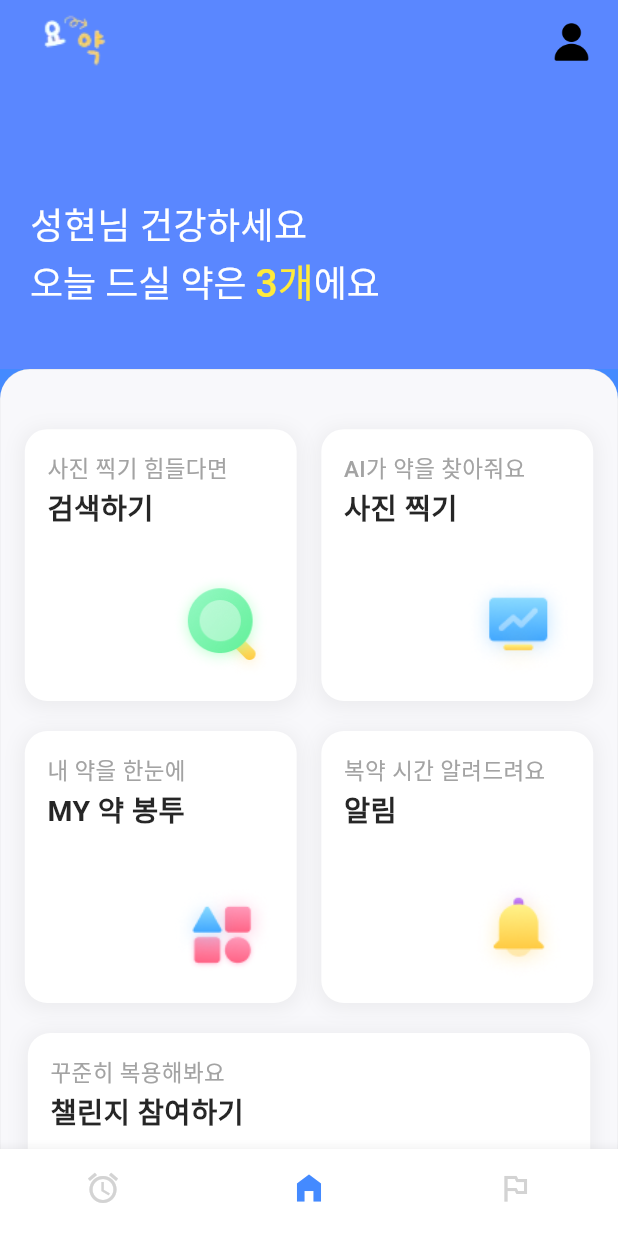
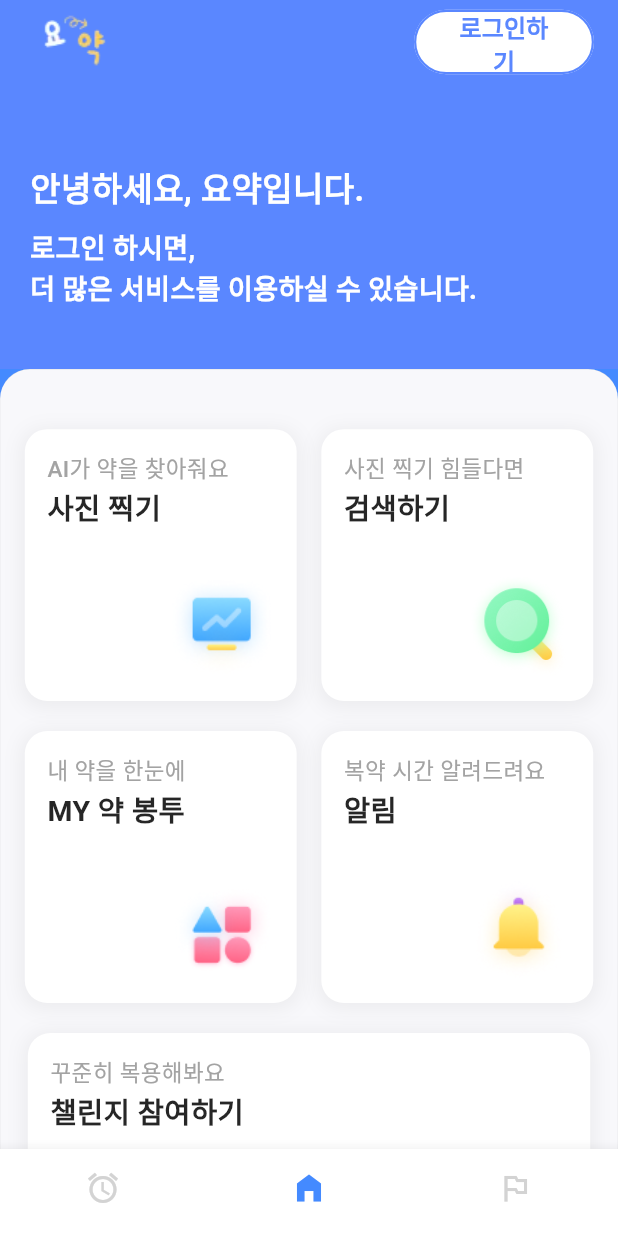
Before and after one commit to iihye/Yoyak, a Flutter app: the screen it shows after launch, on a phone screen of 412 x 824 dp. Run offline on Flutter 3.47's test engine with Material 3 defaults, Android fonts, the phone set to English and light mode, and no system bars; our stand-ins replace dio, firebase_core, firebase_messaging, flutter_secure_storage, image_picker, lottie and 2 more; missing offline and left inert: kakao_flutter_sdk_user, simple_progress_indicators; accounts and stored records are empty; network calls fail; Roboto replaces fonts that are missing (Pretendard).

Commit message:
[fix] 24.03.31 main style 및 route 연결
Change-Id: If989c6bde015d114c979c0c305e49e6c20b5c69b

```diff
--- a/frontend/yoyak/lib/apis/url.dart
+++ b/frontend/yoyak/lib/apis/url.dart
@@ -1,5 +1,3 @@
-import 'package:flutter_dotenv/flutter_dotenv.dart';
-
 class API {
-  static String yoyakUrl = dotenv.get('Yoyak_URL');
+  static String yoyakUrl = 'https://j10b102.p.ssafy.io/api';
 }
--- a/frontend/yoyak/lib/components/main_appbar.dart
+++ b/frontend/yoyak/lib/components/main_appbar.dart
@@ -1,5 +1,11 @@
 import 'package:flutter/material.dart';
+import 'package:provider/provider.dart';
+import 'package:yoyak/components/base_button.dart';
+import 'package:yoyak/models/alarm/alarm_models.dart';
+import 'package:yoyak/models/user/account_models.dart';
+import 'package:yoyak/screen/Login/kakao_login_screen.dart';
 import 'package:yoyak/screen/Mypage/mypage_screen.dart';
+import 'package:yoyak/store/login_store.dart';
 
 class MainAppBar extends StatelessWidget implements PreferredSizeWidget {
   const MainAppBar({super.key, this.color});
@@ -10,6 +16,8 @@ class MainAppBar extends StatelessWidget implements PreferredSizeWidget {
 
   @override
   Widget build(BuildContext context) {
+    List<AccountModel> account = context.watch<LoginStore>().alarmAccounts;
+
     return AppBar(
       centerTitle: true,
       automaticallyImplyLeading: false,
@@ -19,17 +27,35 @@ class MainAppBar extends StatelessWidget implements PreferredSizeWidget {
         mainAxisAlignment: MainAxisAlignment.spaceBetween,
         children: [
           Image.asset("assets/images/logo.png"),
-            GestureDetector(
+          account.isEmpty
+              ? BaseButton(
+                  text: "로그인하기",
+                  width: 120,
+                  colorMode: 'white',
+                  onPressed: () {
+                    Navigator.push(
+                      context,
+                      MaterialPageRoute(
+                        builder: (context) => const KakaoLoginScreen(),
+                      ),
+                    );
+                  })
+              : GestureDetector(
                   onTap: () {
-                Navigator.push(context,
-                    MaterialPageRoute(builder: (context) => const MypageScreen()));
+                    Navigator.push(
+                        context,
+                        MaterialPageRoute(
+                            builder: (context) => const MypageScreen()));
                   },
                   child: SizedBox(
-                  width: 30,
-                  height: 30,
-                  child: Image.asset("assets/images/person-image.png")),
+                    width: 35,
+                    height: 35,
+                    child: Image.asset(
+                        "assets/images/profiles/profile${account.first.profileImg}.png"),
                   ),
+                )
         ],
-        ));
+      ),
+    );
   }
 }
--- a/frontend/yoyak/lib/main.dart
+++ b/frontend/yoyak/lib/main.dart
@@ -1,8 +1,5 @@
-import 'dart:convert';
-
 import 'package:firebase_core/firebase_core.dart';
 import 'package:flutter/material.dart';
-import 'package:flutter_dotenv/flutter_dotenv.dart';
 import 'package:kakao_flutter_sdk_user/kakao_flutter_sdk_user.dart';
 import 'package:provider/provider.dart';
 import 'package:yoyak/screen/Main/main_screen.dart';
@@ -42,7 +39,6 @@ void main() async {
   //Kakao SDK 초기화 : 카카오 Api 가져다 쓰려면 이렇게 초기화해줘야 함
   KakaoSdk.init(nativeAppKey: Security.NATIVE_APP_KEY);
   await initializeDateFormatting();
-  await dotenv.load(fileName: "assets/config/.env");
 
   await Firebase.initializeApp(
     options: DefaultFirebaseOptions.currentPlatform,
--- a/frontend/yoyak/lib/screen/Home/home_screen.dart
+++ b/frontend/yoyak/lib/screen/Home/home_screen.dart
@@ -2,6 +2,8 @@ import 'package:flutter/material.dart';
 import 'package:provider/provider.dart';
 import 'package:yoyak/components/main_appbar.dart';
 import 'package:yoyak/components/rounded_rectangle.dart';
+import 'package:yoyak/models/user/account_models.dart';
+import 'package:yoyak/screen/Alarm/alarm_screen.dart';
 import 'package:yoyak/screen/Challenge/challenge_screen.dart';
 import 'package:yoyak/screen/Login/kakao_login_screen.dart';
 import 'package:yoyak/screen/Search/filter_search_screen.dart';
@@ -22,7 +24,13 @@ class _HomeScreenState extends State<HomeScreen> {
   Widget build(BuildContext context) {
     double screenWidth = MediaQuery.of(context).size.width;
     double rectangleSize = MediaQuery.of(context).size.width * 0.44;
-    String userName = context.read<LoginStore>().userName;
+    // LoginStore에서 alarmAccounts 가져오기
+    List<AccountModel> alarmAccounts =
+        context.watch<LoginStore>().alarmAccounts;
+
+    // account 변수를 선언하고 조건에 따라 할당
+    AccountModel? account =
+        alarmAccounts.isNotEmpty ? alarmAccounts.first : null;
 
     goTo(destination) {
       Navigator.push(
@@ -48,45 +56,69 @@ class _HomeScreenState extends State<HomeScreen> {
                   mainAxisAlignment: MainAxisAlignment.end,
                   crossAxisAlignment: CrossAxisAlignment.start,
                   children: [
+                    if (account != null) ...[
                       Text(
-                      "$userName님 건강하세요",
+                        "${account.nickname} 님! 안녕하세요.",
                         style: const TextStyle(
                           fontSize: 24,
-                        color: Colors.white,
+                          color: Palette.MAIN_WHITE,
+                          fontWeight: FontWeight.w600,
+                          fontFamily: 'Pretendard',
+                        ),
+                      ),
+                      const SizedBox(height: 10), // SizedBox로 간격 조정
+                      RichText(
+                        text: const TextSpan(
+                          style: TextStyle(
+                            color: Palette.MAIN_WHITE,
+                            fontSize: 20,
                             fontWeight: FontWeight.w500,
                             fontFamily: 'Pretendard',
                           ),
+                          children: [
+                            TextSpan(
+                              text: "오늘도 건강한 ",
                             ),
-                    RichText(
-                        text: const TextSpan(children: [
                             TextSpan(
-                        text: '오늘 드실 약은 ',
+                              text: "'요약'",
+                              style: TextStyle(fontWeight: FontWeight.w600),
+                            ),
+                            TextSpan(
+                              text: " 하세요.",
+                            ),
+                          ],
+                        ),
+                      ),
+                    ] else ...[
+                      const Text(
+                        "안녕하세요, 요약입니다.",
                         style: TextStyle(
-                          fontSize: 24,
+                          fontSize: 22,
                           color: Colors.white,
-                          fontWeight: FontWeight.w500,
+                          fontWeight: FontWeight.w600,
                           fontFamily: 'Pretendard',
                         ),
                       ),
-                      TextSpan(
-                        text: '3개',
+                      const SizedBox(height: 10), // SizedBox로 간격 조정
+                      const Text(
+                        "로그인 하시면,",
                         style: TextStyle(
-                          fontSize: 26,
-                          color: Colors.yellow,
-                          fontWeight: FontWeight.w500,
+                          fontSize: 18,
+                          color: Colors.white,
+                          fontWeight: FontWeight.w600,
                           fontFamily: 'Pretendard',
                         ),
                       ),
-                      TextSpan(
-                        text: '에요',
+                      const Text(
+                        "더 많은 서비스를 이용하실 수 있습니다.",
                         style: TextStyle(
-                          fontSize: 24,
+                          fontSize: 18,
                           color: Colors.white,
-                          fontWeight: FontWeight.w500,
+                          fontWeight: FontWeight.w600,
                           fontFamily: 'Pretendard',
                         ),
-                      ),
-                    ])),
+                      )
+                    ]
                   ],
                 ),
               ),
@@ -118,33 +150,27 @@ class _HomeScreenState extends State<HomeScreen> {
                             width: rectangleSize,
                             height: rectangleSize,
                             onTap: () {
-                                Navigator.push(
-                                    context,
-                                    MaterialPageRoute(
-                                        builder: (context) =>
-                                            const FilterSearchScreen()));
+                              goTo(const PhotoSearchScreen());
+                            },
+                            child: const IconInRectangle(
+                              subTitle: "AI가 약을 찾아줘요",
+                              title: "사진 찍기",
+                              imagePath: "assets/images/camera.png",
+                            ),
+                          ),
+                          const Spacer(),
+                          RoundedRectangle(
+                            width: rectangleSize,
+                            height: rectangleSize,
+                            onTap: () {
+                              goTo(const FilterSearchScreen());
                             },
                             child: const IconInRectangle(
                               subTitle: "사진 찍기 힘들다면",
                               title: "검색하기",
                               imagePath: "assets/images/search.png",
-                              )),
-                          const Spacer(),
-                          RoundedRectangle(
-                              width: rectangleSize,
-                              height: rectangleSize,
-                              onTap: () {
-                                Navigator.push(
-                                    context,
-                                    MaterialPageRoute(
-                                        builder: (context) =>
-                                            const PhotoSearchScreen()));
-                              },
-                              child: const IconInRectangle(
-                                subTitle: "AI가 약을 찾아줘요",
-                                title: "사진 찍기",
-                                imagePath: "assets/images/camera.png",
-                              )),
+                            ),
+                          ),
                           const Spacer(),
                         ],
                       ),
@@ -169,11 +195,7 @@ class _HomeScreenState extends State<HomeScreen> {
                               width: rectangleSize,
                               height: rectangleSize,
                               onTap: () {
-                                Navigator.push(
-                                    context,
-                                    MaterialPageRoute(
-                                        builder: (context) =>
-                                            const FilterSearchScreen()));
+                                goTo(const AlarmScreen());
                               },
                               child: const IconInRectangle(
                                 subTitle: "복약 시간 알려드려요",
```
Lines whose indentation alone changed are shown as unchanged.
